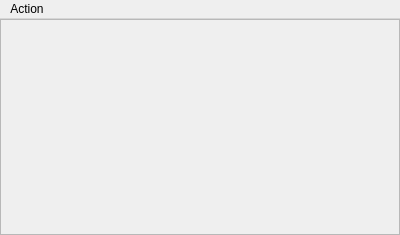
Old version of the form display/mainwindow.ui in the repository obiwankennedy/GameVisualisationHelper.
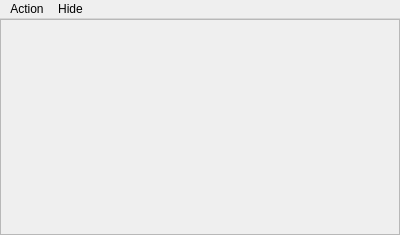
New version of the form.

```diff
--- a/display/mainwindow.ui
+++ b/display/mainwindow.ui
@@ -89,7 +89,13 @@
     <addaction name="actionCops"/>
     <addaction name="m_framelessAct"/>
    </widget>
+   <widget class="QMenu" name="m_hideMenu">
+    <property name="title">
+     <string>Hide</string>
+    </property>
+   </widget>
    <addaction name="menuAction"/>
+   <addaction name="m_hideMenu"/>
   </widget>
   <action name="actionYoung">
    <property name="checkable">
```
Left out of the diff: 11 changed lines with no effect on the pictures.
